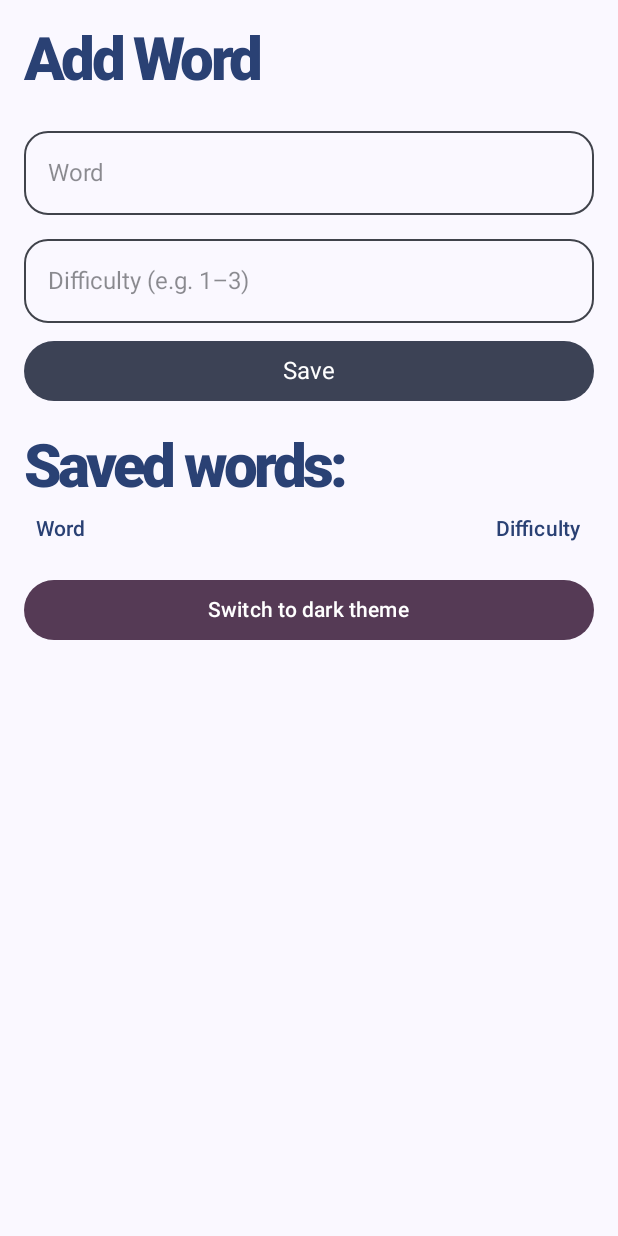
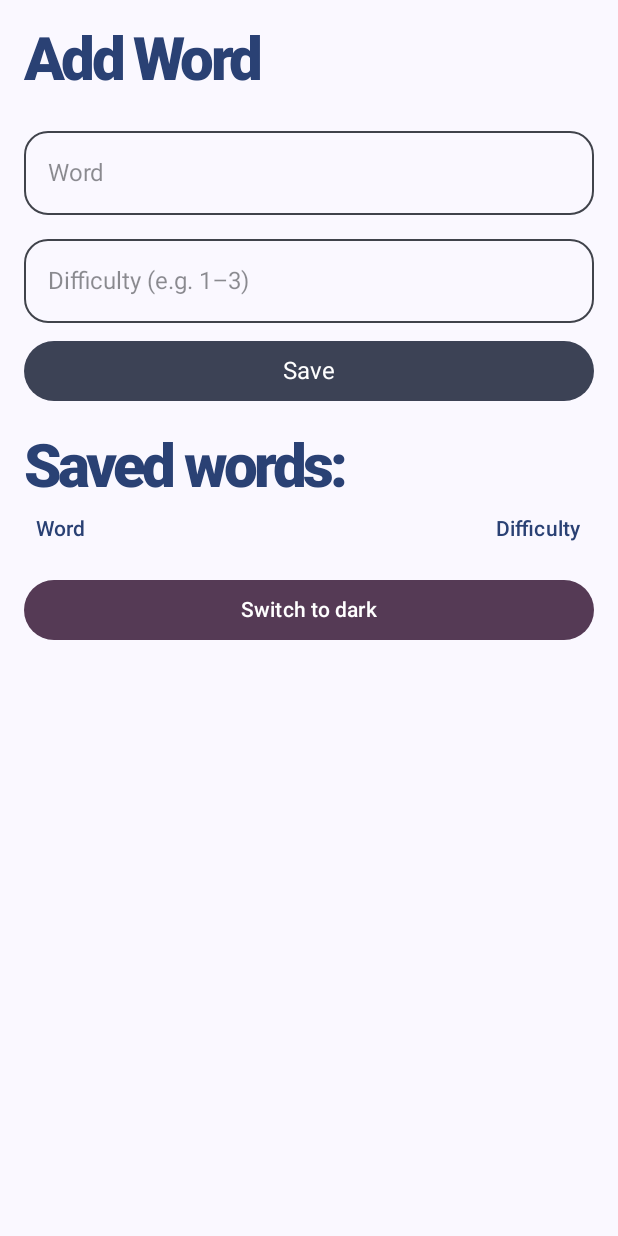
Before and after one commit to Samupietila/MobiilisovellusProjekti, an Android app built with Jetpack Compose: the WordScreen screen opened through its navigation route, on a phone screen of 412 x 824 dp. Run offline under Robolectric (Android 15) with nearby library versions, the phone set to English and light mode, and no system bars; our stand-ins replace Room's generated code; libraries missing offline, so code that uses them is left out: no.nordicsemi.android.

Commit message:
WordScreen.kt teeman mukainen ulkoasu tehty. Theme.kt väri asetusten päivtystä.

```diff
--- a/app/src/main/java/com/example/mobiilisovellusprojekti/screens/screens/WordScreen.kt
+++ b/app/src/main/java/com/example/mobiilisovellusprojekti/screens/screens/WordScreen.kt
@@ -170,7 +170,7 @@ fun WordScreen(
                     modifier = Modifier.fillMaxWidth(),
                     colors = secondaryButtonColors()
                 ) {
-                    Text(text = if (isDarkTheme) "Switch to light theme" else "Switch to dark theme")
+                    Text(text = if (isDarkTheme) "Switch to light" else "Switch to dark")
                 }
             }
         }
```
